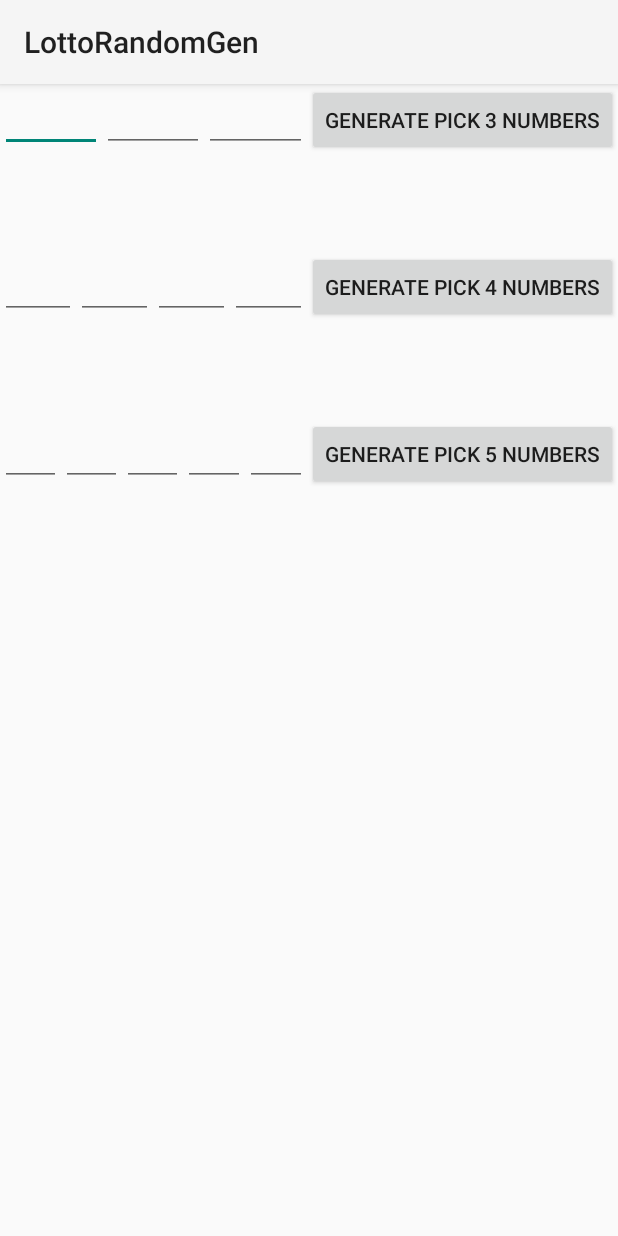
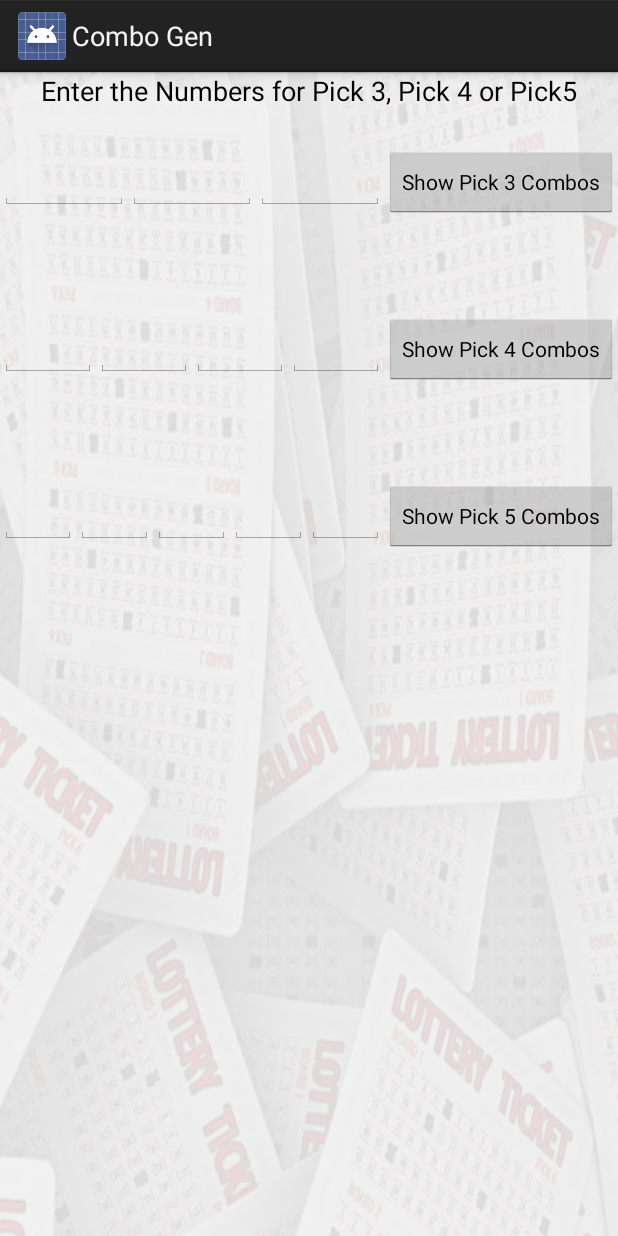
Before and after one commit to soboapps/LottoRandomGen, an Android app: the screen it shows after launch (MainActivity), on a phone screen of 412 x 824 dp. Run offline under Robolectric (Android 15) with nearby library versions, the phone set to English and light mode, and no system bars.

Commit message:
Tweaked the UI
Tweaked the UI

```diff
--- a/app/src/main/AndroidManifest.xml
+++ b/app/src/main/AndroidManifest.xml
@@ -19,6 +19,7 @@
 
         <activity
             android:label="@string/app_name"
+            android:icon="@mipmap/ic_launcher"
             android:name=".GenerateRandomPickThree"
             android:exported="false">
             <intent-filter>
@@ -29,6 +30,7 @@
 
         <activity
             android:label="@string/app_name"
+            android:icon="@mipmap/ic_launcher"
             android:name=".GenerateRandomPickFour"
             android:exported="false">
             <intent-filter>
@@ -39,6 +41,7 @@
 
         <activity
             android:label="@string/app_name"
+            android:icon="@mipmap/ic_launcher"
             android:name=".GenerateRandomPickFive"
             android:exported="false">
             <intent-filter>
--- a/app/src/main/java/com/soboapps/lottorandomgen/GenerateRandomPickFive.java
+++ b/app/src/main/java/com/soboapps/lottorandomgen/GenerateRandomPickFive.java
@@ -52,7 +52,7 @@ public class GenerateRandomPickFive extends Activity {
     //@Override
     public void onCreate(Bundle savedInstanceState) {
         super.onCreate(savedInstanceState);
-        setContentView(R.layout.pickthree);
+        setContentView(R.layout.number_combos);
 
         intentFi = getIntent();
 
--- a/app/src/main/java/com/soboapps/lottorandomgen/GenerateRandomPickFour.java
+++ b/app/src/main/java/com/soboapps/lottorandomgen/GenerateRandomPickFour.java
@@ -51,7 +51,7 @@ public class GenerateRandomPickFour extends Activity {
     //@Override
     public void onCreate(Bundle savedInstanceState) {
         super.onCreate(savedInstanceState);
-        setContentView(R.layout.pickthree);
+        setContentView(R.layout.number_combos);
 
         intentFo = getIntent();
 
--- a/app/src/main/java/com/soboapps/lottorandomgen/GenerateRandomPickThree.java
+++ b/app/src/main/java/com/soboapps/lottorandomgen/GenerateRandomPickThree.java
@@ -52,7 +52,7 @@ public class GenerateRandomPickThree extends Activity {
     //@Override
     public void onCreate(Bundle savedInstanceState) {
         super.onCreate(savedInstanceState);
-        setContentView(R.layout.pickthree);
+        setContentView(R.layout.number_combos);
 
         intentTh = getIntent();
 
--- a/app/src/main/res/layout/activity_main.xml
+++ b/app/src/main/res/layout/activity_main.xml
@@ -2,7 +2,24 @@
 <LinearLayout xmlns:android="http://schemas.android.com/apk/res/android"
     android:orientation="vertical"
     android:layout_width="match_parent"
-    android:layout_height="match_parent">
+    android:layout_height="match_parent"
+    android:background="@drawable/bg">
+
+    <TextView
+        android:layout_width="wrap_content"
+        android:layout_height="wrap_content"
+        android:textAppearance="?android:attr/textAppearanceMedium"
+        android:text="@string/stText"
+        android:id="@+id/textView"
+        android:layout_gravity="center_horizontal" />
+
+    <TextView
+        android:layout_width="wrap_content"
+        android:layout_height="wrap_content"
+        android:textAppearance="?android:attr/textAppearanceMedium"
+        android:text=""
+        android:id="@+id/spacerView"
+        android:layout_gravity="center_horizontal" />
 
     <LinearLayout
         android:orientation="horizontal"
@@ -18,7 +35,9 @@
         <EditText
             android:layout_width="wrap_content"
             android:layout_height="wrap_content"
+            android:gravity="center_horizontal"
             android:inputType="number"
+            android:maxLength="1"
             android:ems="1"
             android:id="@+id/editText3_1"
             android:layout_weight="1"
@@ -28,7 +47,9 @@
         <EditText
             android:layout_width="wrap_content"
             android:layout_height="wrap_content"
+            android:gravity="center_horizontal"
             android:inputType="number"
+            android:maxLength="1"
             android:ems="1"
             android:id="@+id/editText3_2"
             android:layout_weight="1"
@@ -38,7 +59,9 @@
         <EditText
             android:layout_width="wrap_content"
             android:layout_height="wrap_content"
+            android:gravity="center_horizontal"
             android:inputType="number"
+            android:maxLength="1"
             android:ems="1"
             android:id="@+id/editText3_3"
             android:layout_weight="1"
@@ -49,7 +72,7 @@
             style="?android:attr/buttonStyleSmall"
             android:layout_width="wrap_content"
             android:layout_height="wrap_content"
-            android:text="Generate Pick 3 Numbers"
+            android:text="@string/stBtn3"
             android:id="@+id/buttonPick3"
             android:layout_alignParentBottom="true"
             android:layout_centerHorizontal="true" />
@@ -69,7 +92,9 @@
         <EditText
             android:layout_width="wrap_content"
             android:layout_height="wrap_content"
+            android:gravity="center_horizontal"
             android:inputType="number"
+            android:maxLength="1"
             android:ems="1"
             android:id="@+id/editText4_1"
             android:layout_weight="1"
@@ -79,7 +104,9 @@
         <EditText
             android:layout_width="wrap_content"
             android:layout_height="wrap_content"
+            android:gravity="center_horizontal"
             android:inputType="number"
+            android:maxLength="1"
             android:ems="1"
             android:id="@+id/editText4_2"
             android:layout_weight="1"
@@ -89,7 +116,9 @@
         <EditText
             android:layout_width="wrap_content"
             android:layout_height="wrap_content"
+            android:gravity="center_horizontal"
             android:inputType="number"
+            android:maxLength="1"
             android:ems="1"
             android:id="@+id/editText4_3"
             android:layout_weight="1"
@@ -99,7 +128,9 @@
         <EditText
             android:layout_width="wrap_content"
             android:layout_height="wrap_content"
+            android:gravity="center_horizontal"
             android:inputType="number"
+            android:maxLength="1"
             android:ems="1"
             android:id="@+id/editText4_4"
             android:layout_weight="1"
@@ -111,7 +142,7 @@
             style="?android:attr/buttonStyleSmall"
             android:layout_width="wrap_content"
             android:layout_height="wrap_content"
-            android:text="Generate Pick 4 Numbers"
+            android:text="@string/stBtn4"
             android:id="@+id/buttonPick4"
             android:layout_alignParentBottom="true"
             android:layout_toEndOf="@+id/editText4_1" />
@@ -131,7 +162,9 @@
         <EditText
             android:layout_width="wrap_content"
             android:layout_height="wrap_content"
+            android:gravity="center_horizontal"
             android:inputType="number"
+            android:maxLength="1"
             android:ems="1"
             android:id="@+id/editText5_1"
             android:layout_weight="1"
@@ -141,7 +174,9 @@
         <EditText
             android:layout_width="wrap_content"
             android:layout_height="wrap_content"
+            android:gravity="center_horizontal"
             android:inputType="number"
+            android:maxLength="1"
             android:ems="1"
             android:id="@+id/editText5_2"
             android:layout_weight="1"
@@ -151,7 +186,9 @@
         <EditText
             android:layout_width="wrap_content"
             android:layout_height="wrap_content"
+            android:gravity="center_horizontal"
             android:inputType="number"
+            android:maxLength="1"
             android:ems="1"
             android:id="@+id/editText5_3"
             android:layout_weight="1"
@@ -161,16 +198,21 @@
         <EditText
             android:layout_width="wrap_content"
             android:layout_height="wrap_content"
+            android:gravity="center_horizontal"
             android:inputType="number"
+            android:maxLength="1"
             android:ems="1"
             android:id="@+id/editText5_4"
             android:layout_weight="1"
             android:layout_centerVertical="true"
             android:layout_toStartOf="@+id/editText5_5" />
+
         <EditText
             android:layout_width="wrap_content"
             android:layout_height="wrap_content"
+            android:gravity="center_horizontal"
             android:inputType="number"
+            android:maxLength="1"
             android:ems="1"
             android:id="@+id/editText5_5"
             android:layout_weight="1"
@@ -181,12 +223,11 @@
             style="?android:attr/buttonStyleSmall"
             android:layout_width="wrap_content"
             android:layout_height="wrap_content"
-            android:text="Generate Pick 5 Numbers"
+            android:text="@string/stBtn5"
             android:id="@+id/buttonPick5"
             android:layout_below="@+id/editText5_3"
             android:layout_centerHorizontal="true" />
 
     </LinearLayout>
 
-
 </LinearLayout>
--- a/app/src/main/res/values-v21/styles.xml
+++ b/app/src/main/res/values-v21/styles.xml
@@ -1,5 +1,5 @@
 <?xml version="1.0" encoding="utf-8"?>
 <resources>
-    <style name="AppTheme" parent="android:Theme.Material.Light">
+    <style name="AppTheme" parent="android:Theme.Holo.Light.DarkActionBar">
     </style>
 </resources>
--- a/app/src/main/res/values/strings.xml
+++ b/app/src/main/res/values/strings.xml
@@ -1,5 +1,9 @@
 <resources>
-    <string name="app_name">LottoRandomGen</string>
+    <string name="app_name">Combo Gen</string>
     <string name="action_settings">Settings</string>
+    <string name="stText">Enter the Numbers for Pick 3, Pick 4 or Pick5</string>
+    <string name="stBtn3">Show Pick 3 Combos</string>
+    <string name="stBtn4">Show Pick 4 Combos</string>
+    <string name="stBtn5">Show Pick 5 Combos</string>
 
 </resources>
```
Also changed, not shown: app/src/main/ic_launcher-web.png (added), app/src/main/res/drawable/bg.png (added), app/src/main/res/layout/number_combos.xml (renamed from app/src/main/res/layout/pickthree.xml), app/src/main/res/mipmap-hdpi/ic_launcher.png, app/src/main/res/mipmap-mdpi/ic_launcher.png, app/src/main/res/mipmap-xhdpi/ic_launcher.png, app/src/main/res/mipmap-xxhdpi/ic_launcher.png, app/src/main/res/mipmap-xxxhdpi/ic_launcher.png (added), 2 other files.
